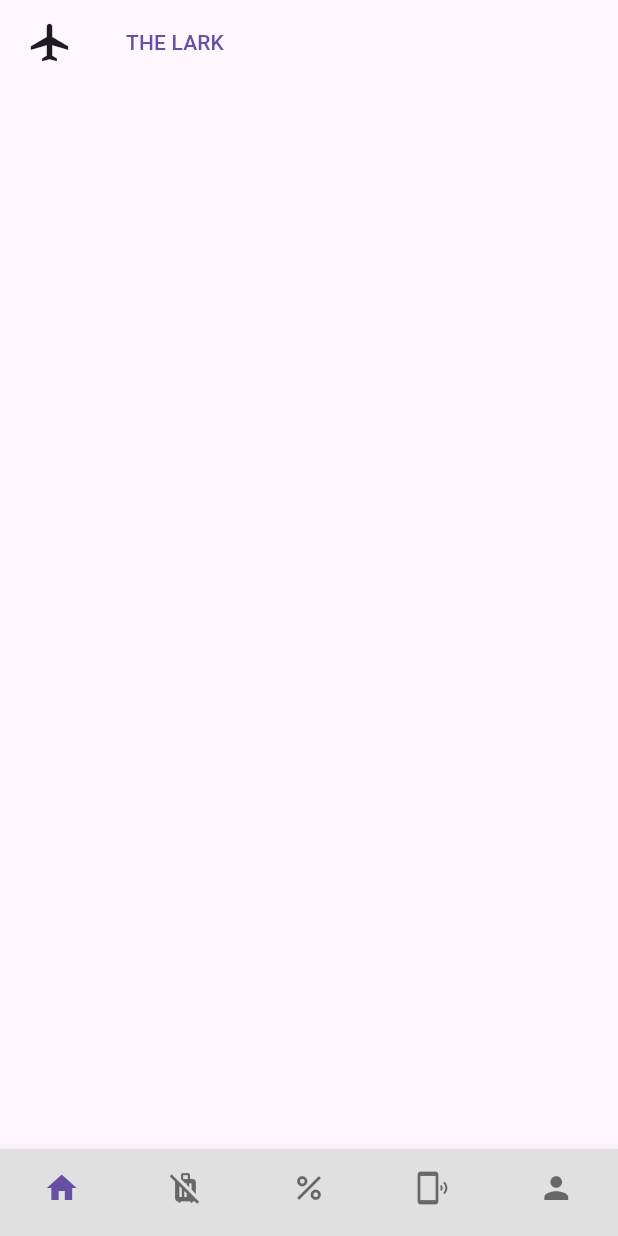
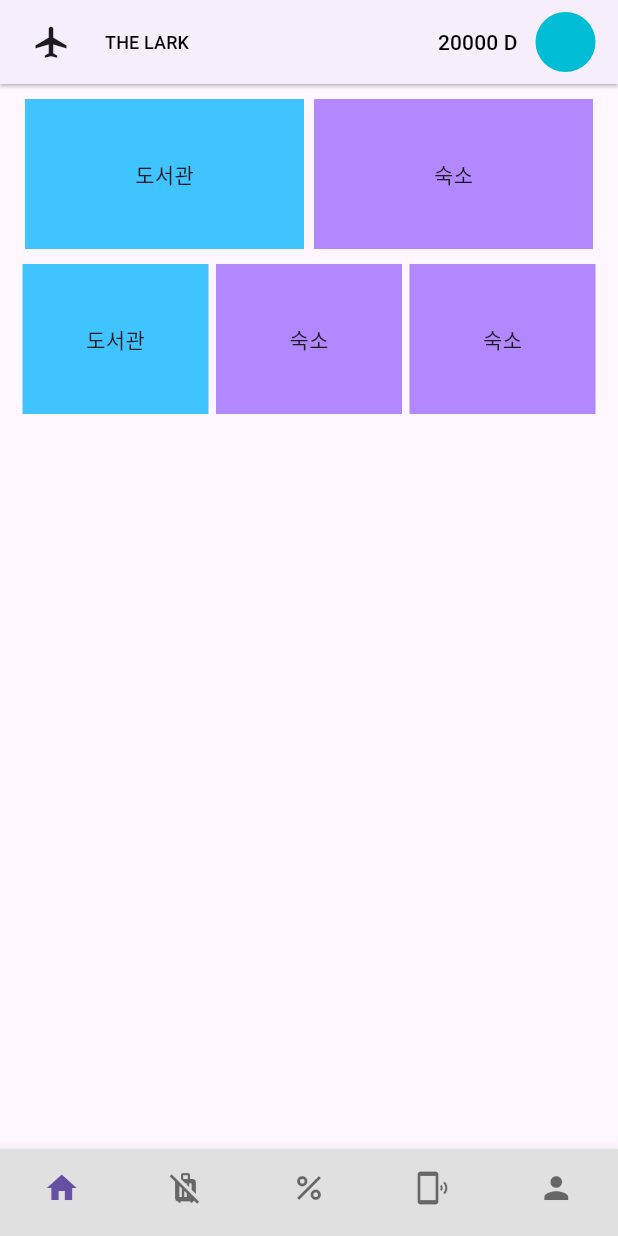
Before and after one commit to ecar1234/app_travl_lark, a Flutter app: the screen it shows after launch, on a phone screen of 412 x 824 dp. Run offline on Flutter 3.47's test engine with Material 3 defaults, Android fonts, the phone set to English and light mode, and no system bars.

Commit message:
design main appbar & home main menu

```diff
--- a/lib/presentation/pages/home.dart
+++ b/lib/presentation/pages/home.dart
@@ -1,3 +1,4 @@
+import 'package:flutter/cupertino.dart';
 import 'package:flutter/material.dart';
 
 class Home extends StatelessWidget {
@@ -7,24 +8,120 @@ class Home extends StatelessWidget {
   Widget build(BuildContext context) {
     return Scaffold(
       appBar: AppBar(
+        leadingWidth: 150,
+        elevation: 1.0,
+        shadowColor: Colors.black,
         leading: Padding(
-          padding: const EdgeInsets.symmetric(horizontal: 10.0),
-          child: IconButton(
-            iconSize: 30.0,
-            onPressed: () {},
-            icon: const Icon(Icons.airplanemode_on),
-          ),
-        ),
-        title: Padding(
-          padding: const EdgeInsets.symmetric(vertical: 10.0),
+          padding: const EdgeInsets.only(left: 10.0),
           child: Row(
-            mainAxisAlignment: MainAxisAlignment.start,
+            mainAxisSize: MainAxisSize.min,
             children: [
-              TextButton(onPressed: () {}, child: const Text("THE LARK")),
+              IconButton(
+                iconSize: 25.0,
+                onPressed: () {},
+                icon: const Icon(Icons.airplanemode_on),
+              ),
+              TextButton(
+                  onPressed: () {},
+                  child: const Text(
+                    "THE LARK",
+                    style: TextStyle(fontSize: 12.0, color: Colors.black),
+                  )),
             ],
           ),
         ),
+        actions: [
+          TextButton(
+              onPressed: () {},
+              child: const Text(
+                "20000 D",
+                style: TextStyle(color: Colors.black),
+              )),
+          Container(
+            margin: const EdgeInsets.only(right: 15.0),
+            child: InkWell(
+              onTap: () {},
+              child: const CircleAvatar(
+                backgroundColor: Colors.cyan,
+              ),
+            ),
+          )
+        ],
       ),
+      body: HomeMain(),
     );
   }
 }
+
+class HomeMain extends StatelessWidget {
+  const HomeMain({super.key});
+
+  @override
+  Widget build(BuildContext context) {
+    return Scaffold(
+        body: Padding(
+            padding: const EdgeInsets.all(10.0),
+            child: Expanded(
+              child: Column(children: [
+                Row(
+                  mainAxisAlignment: MainAxisAlignment.spaceEvenly,
+                  children: [
+                    InkWell(
+                      onTap: () {},
+                      child: Container(
+                        width: (MediaQuery.of(context).size.width - 40.0) / 2,
+                        height: 100,
+                        color: Colors.lightBlueAccent[200],
+                        child: const Center(child: Text("도서관")),
+                      ),
+                    ),
+                    InkWell(
+                      onTap: () {},
+                      child: Container(
+                        width: (MediaQuery.of(context).size.width - 40.0) / 2,
+                        height: 100,
+                        color: Colors.deepPurpleAccent[100],
+                        child: const Center(child: Text("숙소")),
+                      ),
+                    )
+                  ],
+                ),
+                const SizedBox(
+                  height: 10.0,
+                ),
+                Row(
+                  mainAxisAlignment: MainAxisAlignment.spaceEvenly,
+                  children: [
+                    InkWell(
+                      onTap: () {},
+                      child: Container(
+                        width: (MediaQuery.of(context).size.width - 40.0) / 3,
+                        height: 100,
+                        color: Colors.lightBlueAccent[200],
+                        child: const Center(child: Text("도서관")),
+                      ),
+                    ),
+                    InkWell(
+                      onTap: () {},
+                      child: Container(
+                        width: (MediaQuery.of(context).size.width - 40.0) / 3,
+                        height: 100,
+                        color: Colors.deepPurpleAccent[100],
+                        child: const Center(child: Text("숙소")),
+                      ),
+                    ),
+                    InkWell(
+                      onTap: () {},
+                      child: Container(
+                        width: (MediaQuery.of(context).size.width - 40.0) / 3,
+                        height: 100,
+                        color: Colors.deepPurpleAccent[100],
+                        child: const Center(child: Text("숙소")),
+                      ),
+                    )
+                  ],
+                ),
+              ]),
+            )));
+  }
+}
```
